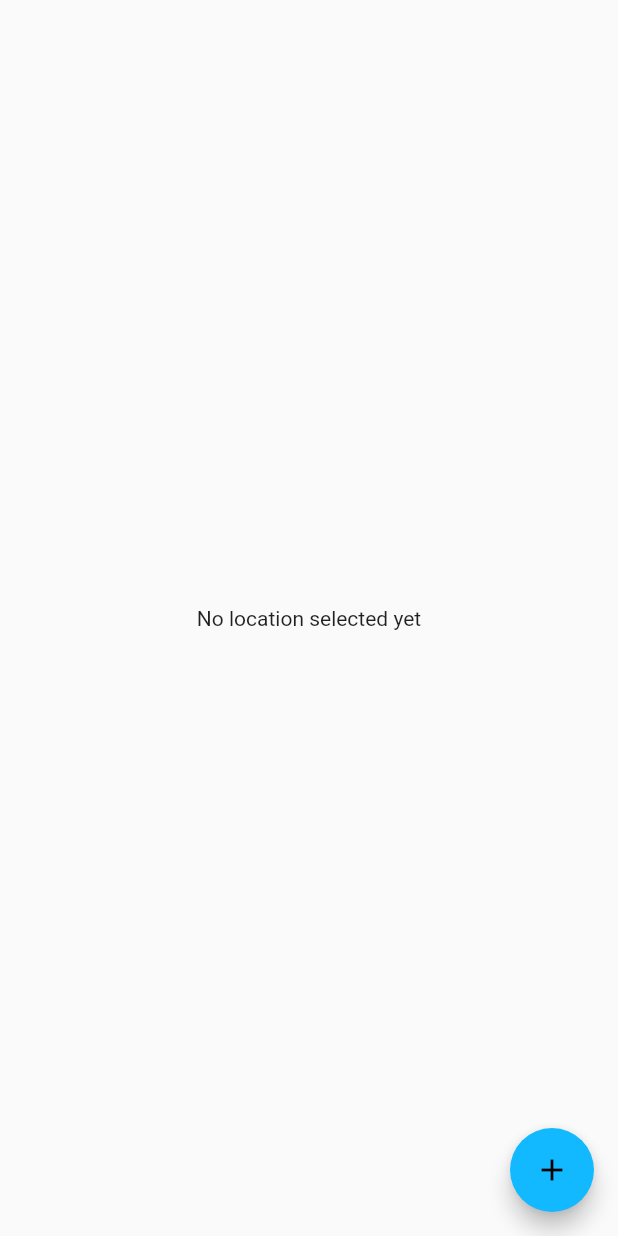
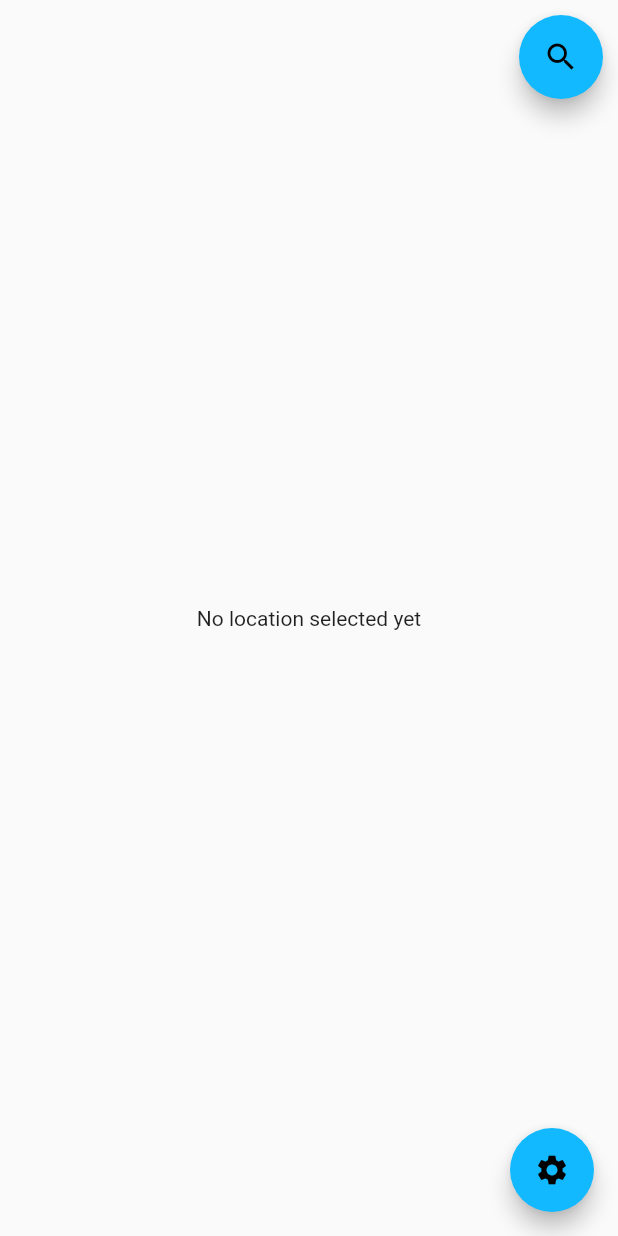
Before and after one commit to erickzanardo/bit_weather, a Flutter app: the screen it shows after launch, on a phone screen of 412 x 824 dp. Run offline on Flutter 3.47's test engine with Material 2 defaults, Android fonts, the phone set to English and light mode, and no system bars; our stand-ins replace bloc, dio, equatable, flutter_bloc; generated files the repository leaves out were written again.

Commit message:
Starting some UI for the settings

```diff
--- a/lib/app/app.dart
+++ b/lib/app/app.dart
@@ -1,4 +1,7 @@
 import 'package:bit_weather/repositories/weather_repository.dart';
+import 'package:bit_weather/settings/bloc/settings_bloc.dart';
+import 'package:bit_weather/settings/bloc/settings_state.dart';
+import 'package:bit_weather/settings/bloc/widgets/settings_panel.dart';
 import 'package:bit_weather/weather_page/bloc/weather_bloc.dart';
 import 'package:bit_weather/weather_page/weather_page.dart';
 import 'package:flutter/material.dart';
@@ -16,7 +19,9 @@ class App extends StatelessWidget {
 
   @override
   Widget build(BuildContext context) {
-    return MaterialApp(
+    return BlocProvider(
+      create: (_) => SettingsBloc(),
+      child: MaterialApp(
         theme: ThemeData(
           accentColor: const Color(0xFF13B9FF),
           appBarTheme: const AppBarTheme(color: Color(0xFF13B9FF)),
@@ -26,9 +31,37 @@ class App extends StatelessWidget {
           GlobalMaterialLocalizations.delegate,
         ],
         supportedLocales: AppLocalizations.supportedLocales,
-      home: BlocProvider(
+        home: BlocBuilder<SettingsBloc, SettingsState>(
+          builder: (_, state) {
+            return Scaffold(
+              body: BlocProvider(
                 create: (context) => WeatherBloc(repository: repository),
                 child: WeatherPage(),
+              ),
+              floatingActionButton: Builder(builder: (context) {
+                // Using builder here as we need the context from our parent
+                // Scaffold to show the bottom sheet
+                return FloatingActionButton(
+                  key: const Key('open_settings_button'),
+                  child: const Icon(Icons.settings),
+                  onPressed: () {
+                    showBottomSheet(
+                      context: context,
+                      builder: (_) {
+                        return SettingsPanel(
+                          onSave: (settings) {
+                            // TODO
+                          },
+                          currentSettings: state.settings,
+                        );
+                      },
+                    );
+                  },
+                );
+              }),
+            );
+          },
+        ),
       ),
     );
   }
--- a/lib/l10n/arb/app_en.arb
+++ b/lib/l10n/arb/app_en.arb
@@ -12,5 +12,7 @@
     "currentTemp": "Current",
     "minTemp": "Min",
     "maxTemp": "Max",
-    "updatedAt": "Updated at"
+    "updatedAt": "Updated at",
+    "save": "Save",
+    "useCelsiusLabel": "Use Celsius as units"
 }
--- a/lib/l10n/arb/app_pt.arb
+++ b/lib/l10n/arb/app_pt.arb
@@ -12,5 +12,7 @@
     "currentTemp": "Atual",
     "minTemp": "Mínima",
     "maxTemp": "Máxima",
-    "updatedAt": "Atualizado em"
+    "updatedAt": "Atualizado em",
+    "save": "Salvar",
+    "useCelsiusLabel": "Use Celsius como medidas"
 }
--- /dev/null
+++ b/lib/models/settings.dart
@@ -0,0 +1,27 @@
+import 'package:equatable/equatable.dart';
+import 'package:json_annotation/json_annotation.dart';
+
+part 'settings.g.dart';
+
+enum UnitType {
+  fahrenheit,
+  celsius,
+}
+
+@JsonSerializable()
+class Settings extends Equatable {
+  Settings({
+    required this.units,
+  });
+
+  factory Settings.fromJson(Map<String, dynamic> json) {
+    return _$SettingsFromJson(json);
+  }
+
+  final UnitType units;
+
+  Map<String, dynamic> toJson() => _$SettingsToJson(this);
+
+  @override
+  List<Object?> get props => [units];
+}
--- a/lib/settings/bloc/settings_state.dart
+++ b/lib/settings/bloc/settings_state.dart
@@ -1,17 +1,13 @@
+import 'package:bit_weather/models/settings.dart';
 import 'package:equatable/equatable.dart';
-
-enum UnitType {
-  fahrenheit,
-  celsius,
-}
 
 class SettingsState extends Equatable {
   SettingsState({
-    required this.units,
+    required this.settings,
   });
 
-  final UnitType units;
+  final Settings settings;
 
   @override
-  List<Object?> get props => [units];
+  List<Object?> get props => [settings];
 }
--- a/lib/weather_page/weather_page.dart
+++ b/lib/weather_page/weather_page.dart
@@ -38,10 +38,14 @@ class _WeatherPageState extends State<WeatherPage> {
 
   @override
   Widget build(BuildContext context) {
-    return Scaffold(
-      floatingActionButton: FloatingActionButton(
+    return Stack(
+      children: [
+        Positioned(
+          top: 10,
+          right: 10,
+          child: FloatingActionButton(
             key: const Key('add_city_button'),
-        child: const Icon(Icons.add),
+            child: const Icon(Icons.search),
             onPressed: () {
               showDialog(
                 context: context,
@@ -57,7 +61,9 @@ class _WeatherPageState extends State<WeatherPage> {
               );
             },
           ),
-      body: Center(
+        ),
+        Positioned.fill(
+          child: Center(
             child: BlocConsumer<WeatherBloc, WeatherState>(
               listener: (context, state) {
                 if (state is WeatherLoaded) {
@@ -91,6 +97,8 @@ class _WeatherPageState extends State<WeatherPage> {
               },
             ),
           ),
+        ),
+      ],
     );
   }
 }
```
Also changed, not shown: lib/settings/bloc/settings_bloc.dart (+5 -3 lines), lib/settings/bloc/widgets/settings_panel.dart (added, +68 -0 lines), lib/models/settings.g.dart (added), 2 other files. Lines whose indentation alone changed are shown as unchanged.
